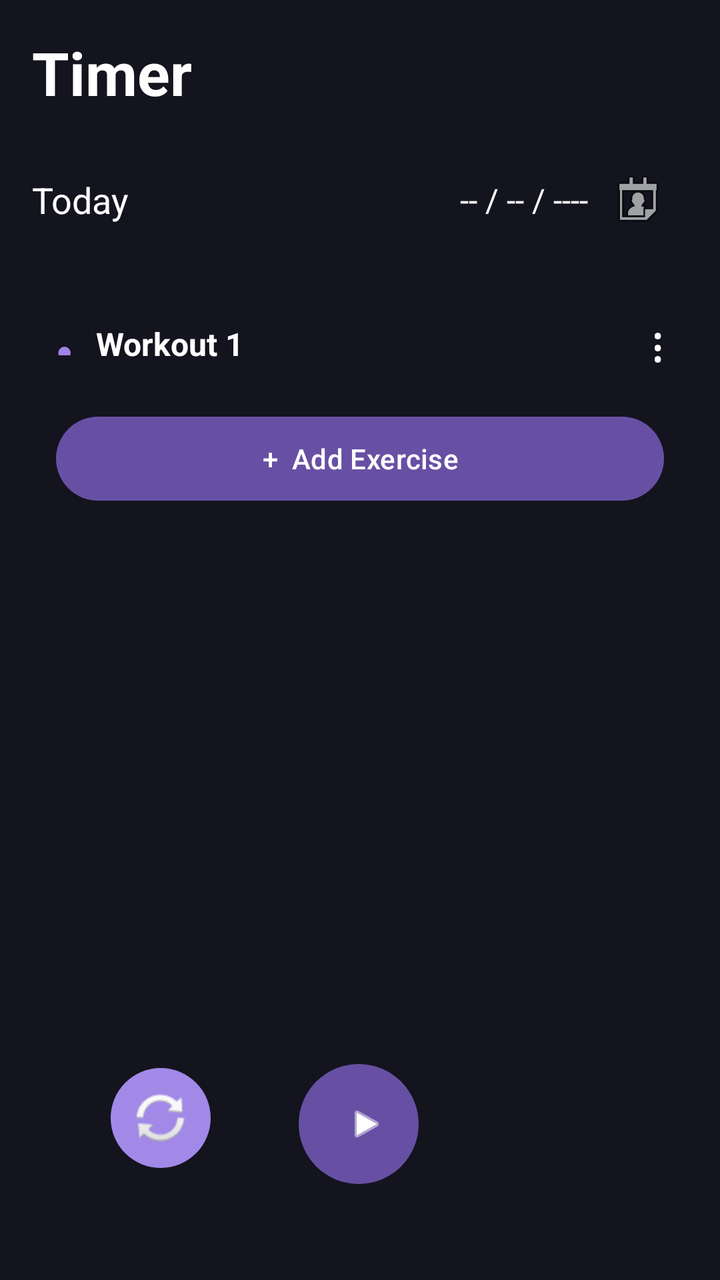
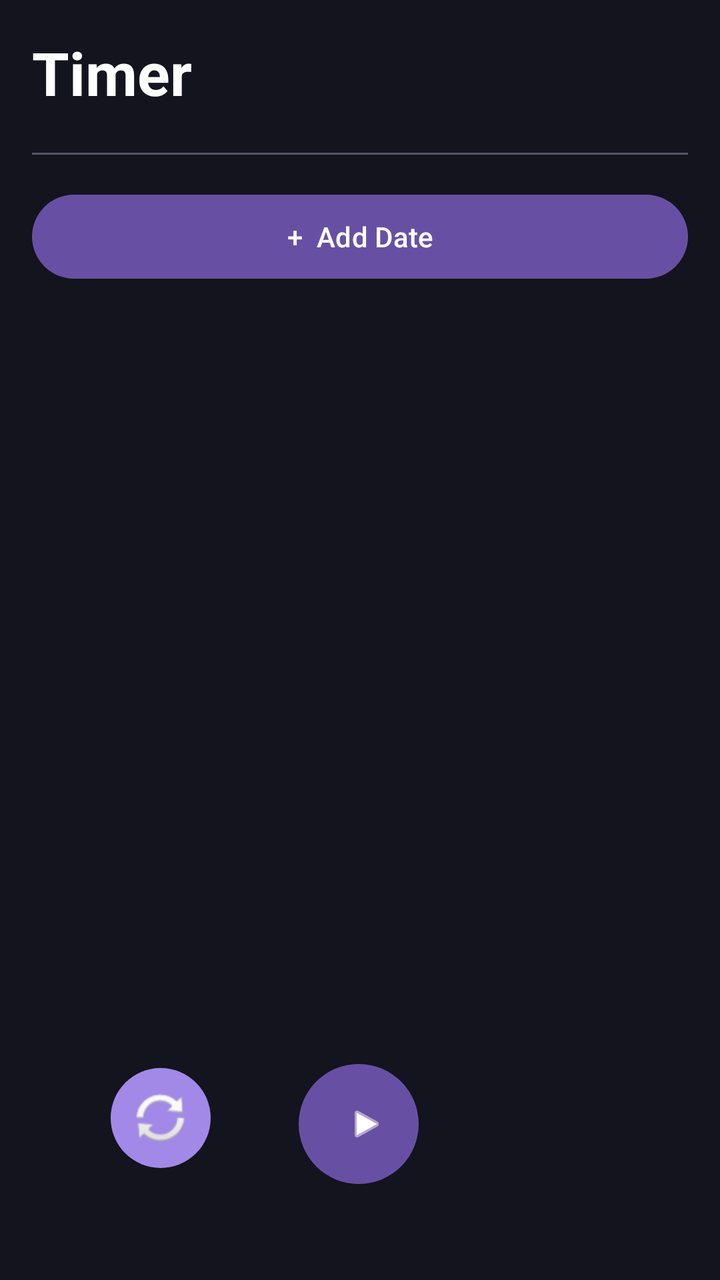

Compare the two renders of this Android layout. The source of the first and the diff that turns it into the second are given below.
<!-- AndroidManifest.xml: application theme Theme.DayFlow -->
<!-- res/layout/activity_main.xml -->
<?xml version="1.0" encoding="utf-8"?>
<androidx.constraintlayout.widget.ConstraintLayout
    xmlns:android="http://schemas.android.com/apk/res/android"
    xmlns:app="http://schemas.android.com/apk/res-auto"
    xmlns:tools="http://schemas.android.com/tools"
    android:id="@+id/main"
    android:layout_width="match_parent"
    android:layout_height="match_parent"
    android:background="#13141E"
    tools:context=".MainActivity">

    <ScrollView
        android:id="@+id/scrollView2"
        android:layout_width="0dp"
        android:layout_height="0dp"
        android:layout_marginBottom="80dp"
        app:layout_constraintBottom_toBottomOf="parent"
        app:layout_constraintEnd_toEndOf="parent"
        app:layout_constraintStart_toStartOf="parent"
        app:layout_constraintTop_toTopOf="parent">

        <LinearLayout
            android:layout_width="match_parent"
            android:layout_height="wrap_content"
            android:orientation="vertical"
            android:padding="16dp">

            
            <TextView
                android:id="@+id/textView"
                android:layout_width="wrap_content"
                android:layout_height="wrap_content"
                android:text="Timer"
                android:textColor="#FFFFFF"
                android:textSize="30sp"
                android:textStyle="bold" />

            
            <LinearLayout
                android:layout_width="match_parent"
                android:layout_height="87dp"
                android:gravity="center_vertical"
                android:orientation="horizontal">

                <TextView
                    android:id="@+id/todayText"
                    android:layout_width="0dp"
                    android:layout_height="wrap_content"
                    android:layout_weight="1"
                    android:text="Today"
                    android:textColor="#FFFFFF"
                    android:textSize="18sp" />

                <TextView
                    android:id="@+id/dateText"
                    android:layout_width="wrap_content"
                    android:layout_height="wrap_content"
                    android:text="-- / -- / ----"
                    android:textColor="#FFFFFF"
                    android:textSize="16sp" />

                <ImageButton
                    android:id="@+id/calendarButton"
                    android:layout_width="50dp"
                    android:layout_height="50dp"
                    android:background="@android:color/transparent"
                    android:src="@android:drawable/ic_menu_my_calendar" />

            </LinearLayout>


            
            <LinearLayout
                android:layout_width="match_parent"
                android:layout_height="wrap_content"
                android:orientation="vertical"
                android:padding="12dp">

                
                <LinearLayout
                    android:layout_width="match_parent"
                    android:layout_height="wrap_content"
                    android:gravity="center_vertical"
                    android:orientation="horizontal">

                    <TextView
                        android:id="@+id/workoutIndicator"
                        android:layout_width="12dp"
                        android:layout_height="12dp"
                        android:text="●"
                        android:textColor="#9F84E7"
                        android:textSize="14sp" />

                    <TextView
                        android:id="@+id/workoutName"
                        android:layout_width="0dp"
                        android:layout_height="wrap_content"
                        android:layout_marginStart="8dp"
                        android:layout_weight="1"
                        android:text="Workout 1"
                        android:textColor="#FFFFFF"
                        android:textSize="16sp"
                        android:textStyle="bold" />

                    <TextView
                        android:id="@+id/workoutMenu"
                        android:layout_width="wrap_content"
                        android:layout_height="wrap_content"
                        android:text="⋮"
                        android:textColor="#FFFFFF"
                        android:textSize="24sp" />

                </LinearLayout>


                
                
                <LinearLayout
                    android:id="@+id/exerciseContainer"
                    android:layout_width="match_parent"
                    android:layout_height="wrap_content"
                    android:orientation="vertical" />


                
                <Button
                    android:id="@+id/addExercise"
                    android:layout_width="match_parent"
                    android:layout_height="50dp"
                    android:layout_marginTop="16dp"
                    android:text="+  Add Exercise"
                    android:textColor="#FFFFFF"
                    android:textSize="14sp" />

            </LinearLayout>

        </LinearLayout>

    </ScrollView>


    
    <Button
        android:id="@+id/playButton"
        android:layout_width="60dp"
        android:layout_height="60dp"
        android:layout_marginBottom="48dp"
        android:background="@drawable/circle_button"
        android:text=""
        app:icon="@android:drawable/ic_media_play"
        app:iconSize="20dp"
        app:layout_constraintBottom_toBottomOf="parent"
        app:layout_constraintEnd_toEndOf="parent"
        app:layout_constraintHorizontal_bias="0.498"
        app:layout_constraintStart_toStartOf="parent" />


    
    <ImageButton
        android:id="@+id/resetButton"
        android:layout_width="50dp"
        android:layout_height="50dp"
        android:layout_marginEnd="44dp"
        android:layout_marginBottom="56dp"
        android:background="@drawable/circle_button"
        android:padding="7dp"
        android:scaleType="centerInside"
        android:src="@android:drawable/ic_popup_sync"
        app:layout_constraintBottom_toBottomOf="parent"
        app:layout_constraintEnd_toStartOf="@id/playButton" />

</androidx.constraintlayout.widget.ConstraintLayout>
<!-- resources referenced by this layout -->
<resources>
  <!-- drawable circle_button (drawable) -->
  <?xml version="1.0" encoding="utf-8"?>
  <shape xmlns:android="http://schemas.android.com/apk/res/android"
      android:shape="oval">
  
      <solid android:color="#a289e8"/>
  
  </shape>
  <style name="Theme.DayFlow" parent="Base.Theme.DayFlow" />
  <style name="Base.Theme.DayFlow" parent="Theme.Material3.DayNight.NoActionBar">
          
          
      </style>
</resources>

<!-- the commit's change to res/layout/activity_main.xml (unified diff, before → after) -->
@@ -9,6 +9,7 @@
     android:background="#13141E"
     tools:context=".MainActivity">
 
+    
     <ScrollView
         android:id="@+id/scrollView2"
         android:layout_width="0dp"
@@ -37,102 +38,28 @@
 
             
             <LinearLayout
+                android:id="@+id/dayContainer"
                 android:layout_width="match_parent"
-                android:layout_height="87dp"
-                android:gravity="center_vertical"
-                android:orientation="horizontal">
-
-                <TextView
-                    android:id="@+id/todayText"
-                    android:layout_width="0dp"
-                    android:layout_height="wrap_content"
-                    android:layout_weight="1"
-                    android:text="Today"
-                    android:textColor="#FFFFFF"
-                    android:textSize="18sp" />
-
-                <TextView
-                    android:id="@+id/dateText"
-                    android:layout_width="wrap_content"
-                    android:layout_height="wrap_content"
-                    android:text="-- / -- / ----"
-                    android:textColor="#FFFFFF"
-                    android:textSize="16sp" />
-
-                <ImageButton
-                    android:id="@+id/calendarButton"
-                    android:layout_width="50dp"
-                    android:layout_height="50dp"
-                    android:background="@android:color/transparent"
-                    android:src="@android:drawable/ic_menu_my_calendar" />
-
-            </LinearLayout>
-
+                android:layout_height="wrap_content"
+                android:orientation="vertical" />
 
             
-            <LinearLayout
+            <View
+                android:id="@+id/dateSeparator"
                 android:layout_width="match_parent"
-                android:layout_height="wrap_content"
-                android:orientation="vertical"
-                android:padding="12dp">
+                android:layout_height="1dp"
+                android:layout_marginTop="20dp"
+                android:background="#5A536A" />
 
-                
-                <LinearLayout
-                    android:layout_width="match_parent"
-                    android:layout_height="wrap_content"
-                    android:gravity="center_vertical"
-                    android:orientation="horizontal">
-
-                    <TextView
-                        android:id="@+id/workoutIndicator"
-                        android:layout_width="12dp"
-                        android:layout_height="12dp"
-                        android:text="●"
-                        android:textColor="#9F84E7"
-                        android:textSize="14sp" />
-
-                    <TextView
-                        android:id="@+id/workoutName"
-                        android:layout_width="0dp"
-                        android:layout_height="wrap_content"
-                        android:layout_marginStart="8dp"
-                        android:layout_weight="1"
-                        android:text="Workout 1"
-                        android:textColor="#FFFFFF"
-                        android:textSize="16sp"
-                        android:textStyle="bold" />
-
-                    <TextView
-                        android:id="@+id/workoutMenu"
-                        android:layout_width="wrap_content"
-                        android:layout_height="wrap_content"
-                        android:text="⋮"
-                        android:textColor="#FFFFFF"
-                        android:textSize="24sp" />
-
-                </LinearLayout>
-
-
-                
-                
-                <LinearLayout
-                    android:id="@+id/exerciseContainer"
-                    android:layout_width="match_parent"
-                    android:layout_height="wrap_content"
-                    android:orientation="vertical" />
-
-
-                
-                <Button
-                    android:id="@+id/addExercise"
-                    android:layout_width="match_parent"
-                    android:layout_height="50dp"
-                    android:layout_marginTop="16dp"
-                    android:text="+  Add Exercise"
-                    android:textColor="#FFFFFF"
-                    android:textSize="14sp" />
-
-            </LinearLayout>
+            
+            <Button
+                android:id="@+id/addDateButton"
+                android:layout_width="match_parent"
+                android:layout_height="50dp"
+                android:layout_marginTop="16dp"
+                android:text="+  Add Date"
+                android:textColor="#FFFFFF"
+                android:textSize="14sp" />
 
         </LinearLayout>
 
